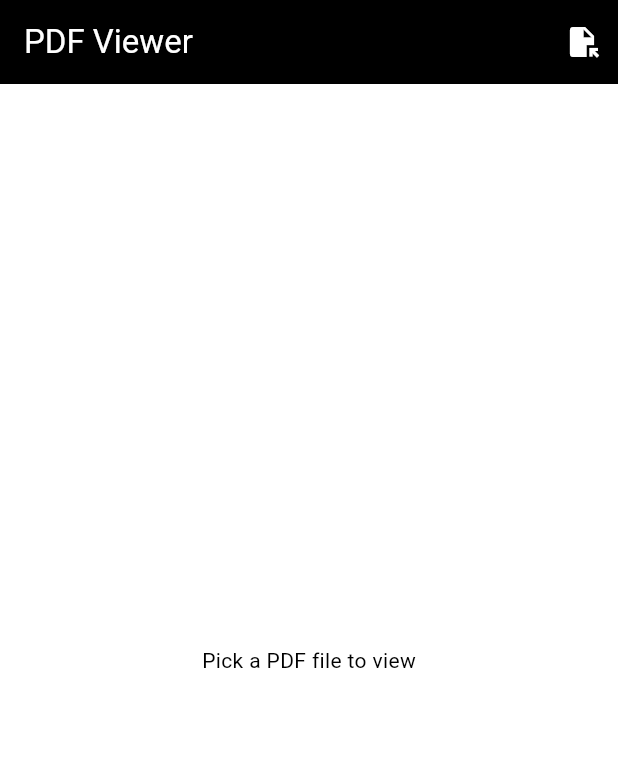
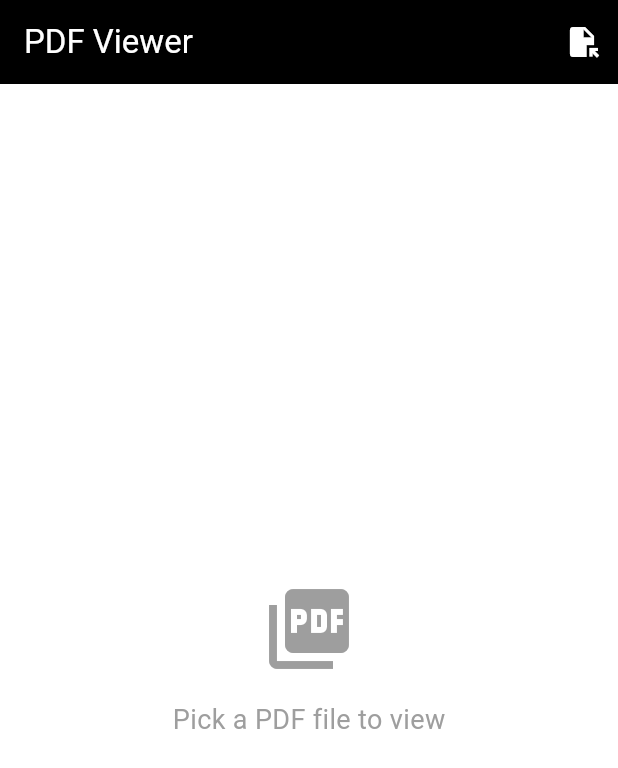
Before and after one commit to Amir-HShahi/ai-pdf-viewer, a Flutter app: the screen it shows after launch, after a tap on the "file open" icon, on a phone screen of 412 x 824 dp. Shown: the top 768 px of the screen. Run offline on Flutter 3.47's test engine with Material 3 defaults, Android fonts, the phone set to English and light mode, and no system bars; our stand-ins replace file_picker; missing offline and left inert: pdfrx.

Commit message:
replace pdfview with pdfrx

```diff
--- a/lib/main.dart
+++ b/lib/main.dart
@@ -1,10 +1,10 @@
 import 'dart:convert';
-import 'dart:io';
+
+import 'package:file_picker/file_picker.dart';
 import 'package:flutter/material.dart';
 import 'package:flutter/services.dart';
 import 'package:http/http.dart' as http;
-import 'package:syncfusion_flutter_pdfviewer/pdfviewer.dart';
-import 'package:file_picker/file_picker.dart';
+import 'package:pdfrx/pdfrx.dart';
 
 void main() {
   runApp(const MyApp());
@@ -65,18 +65,12 @@
   String selectedText = '';
   bool isLoading = false;
   String? pdfPath;
+  PdfDocument? pdfDocument;
 
   @override
   void initState() {
     super.initState();
     _pdfViewerController = PdfViewerController();
-    _pdfViewerController.addListener(avoidShowingOptions);
-  }
-
-  void avoidShowingOptions() {
-    if (selectedText.isNotEmpty) {
-      Navigator.pop(context);
-    }
   }
 
   Future<void> pickPDF() async {
@@ -87,12 +81,23 @@
       );
 
       if (result != null) {
+        final path = result.files.single.path;
+        if (path != null) {
+          final document = await PdfDocument.openFile(path);
           setState(() {
-          pdfPath = result.files.single.path;
+            pdfPath = path;
+            pdfDocument = document;
+            selectedText = ''; // Clear any previous selection
           });
+        }
       }
     } catch (e) {
       debugPrint('Error picking PDF: $e');
+      if (mounted) {
+        ScaffoldMessenger.of(
+          context,
+        ).showSnackBar(SnackBar(content: Text('Error loading PDF: $e')));
+      }
     }
   }
 
@@ -108,7 +113,7 @@
         body: jsonEncode({
           'text': text,
           'token':
-          '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',
+              '',
         }),
       );
 
@@ -133,7 +138,6 @@
   }
 
   void showSummaryDialog(String text) async {
-    Navigator.pop(context);
     showDialog(
       context: context,
       barrierDismissible: false,
@@ -146,8 +150,9 @@
               future: getSummary(text),
               builder: (context, snapshot) {
                 if (snapshot.connectionState == ConnectionState.waiting) {
-                  return const Center(
-                    child: CircularProgressIndicator(),
+                  return const SizedBox(
+                    height: 100,
+                    child: Center(child: CircularProgressIndicator()),
                   );
                 } else if (snapshot.hasError) {
                   return Text('Error: ${snapshot.error}');
@@ -184,9 +189,7 @@
               onPressed: () {
                 Clipboard.setData(ClipboardData(text: selectedText));
                 ScaffoldMessenger.of(context).showSnackBar(
-                  const SnackBar(
-                    content: Text('Text copied to clipboard'),
-                  ),
+                  const SnackBar(content: Text('Text copied to clipboard')),
                 );
                 setState(() {
                   selectedText = '';
@@ -200,34 +203,54 @@
               },
             ),
           ],
-          IconButton(
-            icon: const Icon(Icons.file_open),
-            onPressed: pickPDF,
+          IconButton(icon: const Icon(Icons.file_open), onPressed: pickPDF),
+        ],
+      ),
+      body:
+          pdfDocument == null
+              ? const Center(
+                child: Column(
+                  mainAxisAlignment: MainAxisAlignment.center,
+                  children: [
+                    Icon(Icons.picture_as_pdf, size: 64, color: Colors.grey),
+                    SizedBox(height: 16),
+                    Text(
+                      'Pick a PDF file to view',
+                      style: TextStyle(fontSize: 18, color: Colors.grey),
                     ),
                   ],
                 ),
-      body: pdfPath == null
-          ? const Center(
-        child: Text('Pick a PDF file to view'),
               )
-          : SfPdfViewer.file(
-        File(pdfPath!),
+              : PdfViewer.file(
+                pdfPath!,
                 controller: _pdfViewerController,
-        onTextSelectionChanged: (PdfTextSelectionChangedDetails details) {
-          if (details.selectedText != null &&
-              details.selectedText!.isNotEmpty) {
+                params: PdfViewerParams(
+                  enableTextSelection: true,
+                  onTextSelectionChange: (selections) {
+                    if (selections.isNotEmpty) {
+                      final selectedTextContent = selections
+                          .map((selection) => selection.text)
+                          .join(' ');
                       setState(() {
-              selectedText = details.selectedText!;
+                        selectedText = selectedTextContent;
+                      });
+                      // Show selection options immediately
+                      WidgetsBinding.instance.addPostFrameCallback((_) {});
+                    } else {
+                      setState(() {
+                        selectedText = '';
                       });
                     }
                   },
+                ),
               ),
     );
   }
 
   @override
   void dispose() {
-    _pdfViewerController.dispose();
+    // _pdfViewerController.dispose();
+    pdfDocument?.dispose();
     super.dispose();
   }
 }
--- a/pubspec.yaml
+++ b/pubspec.yaml
@@ -35,8 +35,8 @@ dependencies:
   # The following adds the Cupertino Icons font to your application.
   # Use with the CupertinoIcons class for iOS style icons.
   http: ^1.4.0
+  pdfrx: ^1.1.29
   smooth_page_indicator: ^1.2.1
-  syncfusion_flutter_pdfviewer: ^29.2.4
 
 dev_dependencies:
   flutter_test:
```
Also changed, not shown: pubspec.lock, 4 other files. Lines whose indentation alone changed are shown as unchanged.
